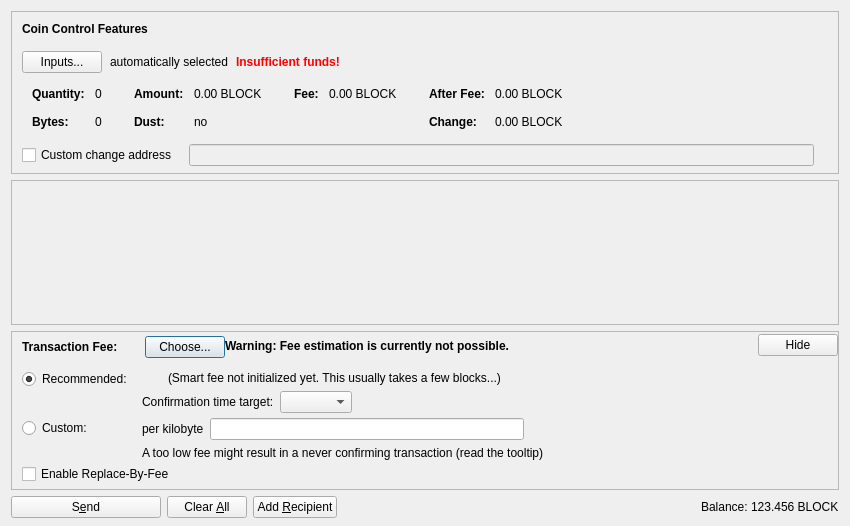
Before: the Qt Designer form src/qt/forms/sendcoinsdialog.ui in mraksoll4/reptiloids, drawn with Qt 5.
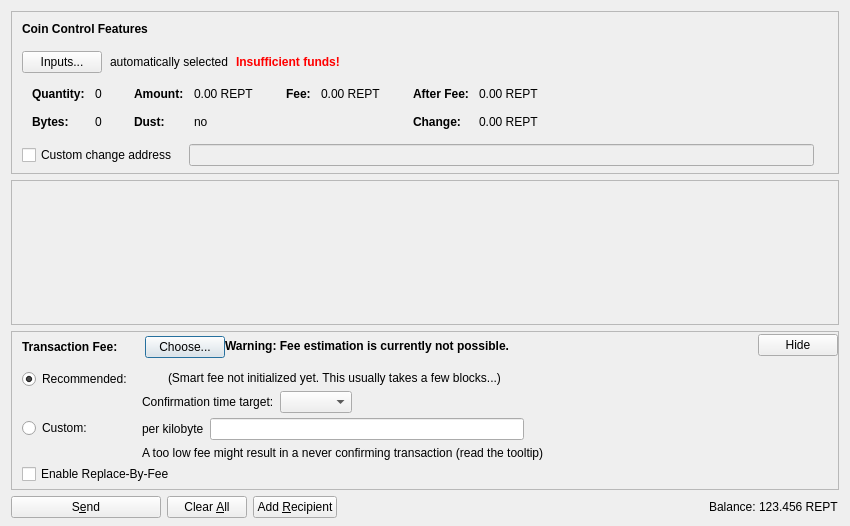
After: the same form once the commit is applied. Icons and pictures are not drawn. Custom widgets are drawn as their Qt base class.

Commit message: test Update BLOCK to REPT

```diff
--- a/src/qt/forms/sendcoinsdialog.ui
+++ b/src/qt/forms/sendcoinsdialog.ui
@@ -324,7 +324,7 @@
                   <enum>Qt::ActionsContextMenu</enum>
                  </property>
                  <property name="text">
-                  <string notr="true">0.00 BLOCK</string>
+                  <string notr="true">0.00 REPT</string>
                  </property>
                  <property name="textInteractionFlags">
                   <set>Qt::LinksAccessibleByMouse|Qt::TextSelectableByKeyboard|Qt::TextSelectableByMouse</set>
@@ -404,7 +404,7 @@
                   <enum>Qt::ActionsContextMenu</enum>
                  </property>
                  <property name="text">
-                  <string notr="true">0.00 BLOCK</string>
+                  <string notr="true">0.00 REPT</string>
                  </property>
                  <property name="textInteractionFlags">
                   <set>Qt::LinksAccessibleByMouse|Qt::TextSelectableByKeyboard|Qt::TextSelectableByMouse</set>
@@ -455,7 +455,7 @@
                   <enum>Qt::ActionsContextMenu</enum>
                  </property>
                  <property name="text">
-                  <string notr="true">0.00 BLOCK</string>
+                  <string notr="true">0.00 REPT</string>
                  </property>
                  <property name="textInteractionFlags">
                   <set>Qt::LinksAccessibleByMouse|Qt::TextSelectableByKeyboard|Qt::TextSelectableByMouse</set>
@@ -484,7 +484,7 @@
                   <enum>Qt::ActionsContextMenu</enum>
                  </property>
                  <property name="text">
-                  <string notr="true">0.00 BLOCK</string>
+                  <string notr="true">0.00 REPT</string>
                  </property>
                  <property name="textInteractionFlags">
                   <set>Qt::LinksAccessibleByMouse|Qt::TextSelectableByKeyboard|Qt::TextSelectableByMouse</set>
@@ -1214,7 +1214,7 @@
           <cursorShape>IBeamCursor</cursorShape>
          </property>
          <property name="text">
-          <string notr="true">123.456 BLOCK</string>
+          <string notr="true">123.456 REPT</string>
          </property>
          <property name="textInteractionFlags">
           <set>Qt::LinksAccessibleByMouse|Qt::TextSelectableByKeyboard|Qt::TextSelectableByMouse</set>
```
The commit also changes 138 other files.
